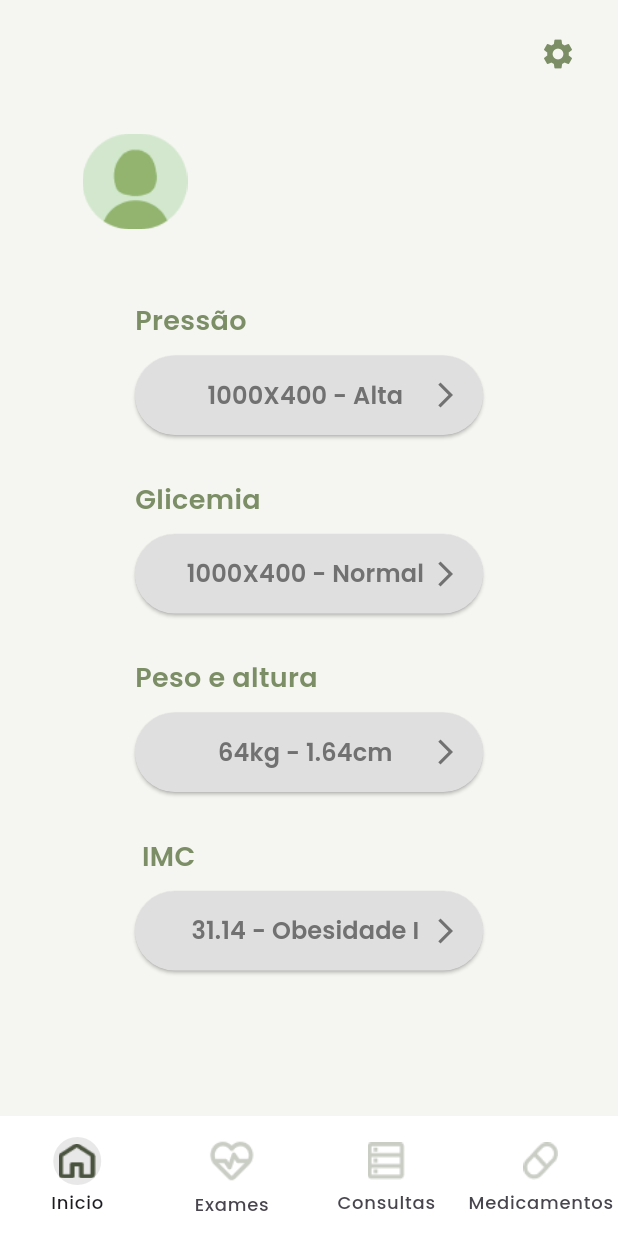
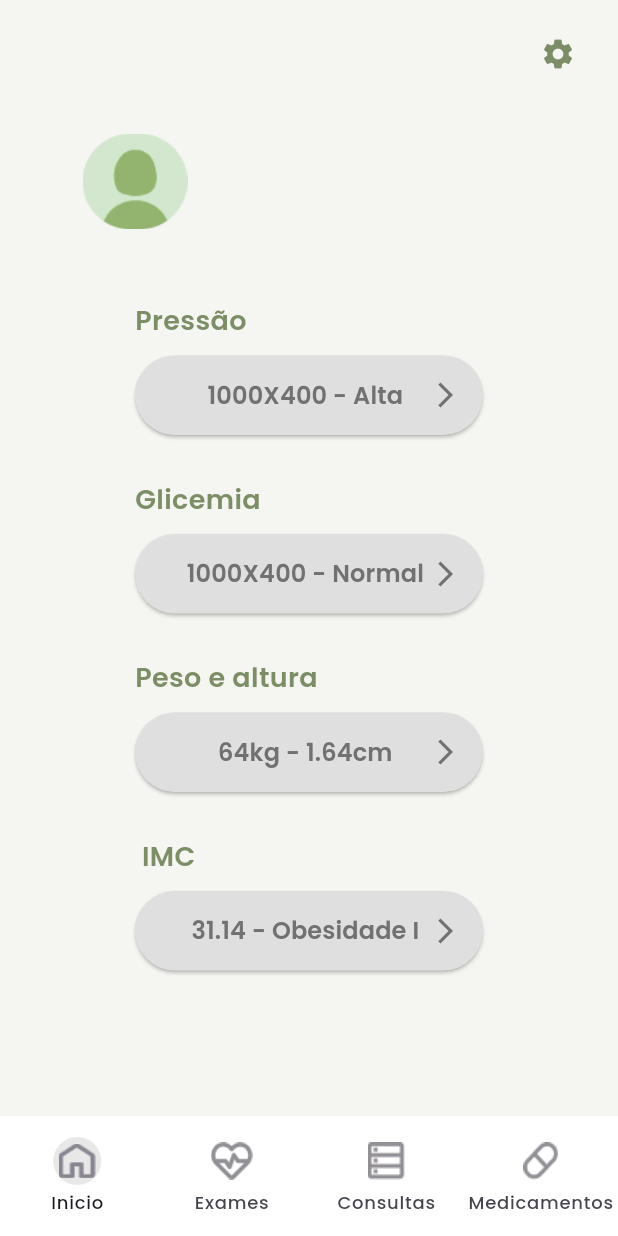
Before and after one commit to taynahsaito/ye_gestao_de_saude, a Flutter app: the NavBar screen opened directly, on a phone screen of 412 x 824 dp. Run offline on Flutter 3.47's test engine with Material 3 defaults, Android fonts, the phone set to English and light mode, and no system bars; our stand-ins replace firebase_auth, firebase_core, firebase_database, google_fonts, google_sign_in; missing offline and left inert: flutter_facebook_auth; accounts and stored records are empty.

Commit message:
commit background da navbar

```diff
--- a/lib/widgets/nav_bar.dart
+++ b/lib/widgets/nav_bar.dart
@@ -13,12 +13,20 @@
 
 class _NavBar extends State<NavBar> {
   int selectedIndex = 0;
+  static const List<Widget> pages = <Widget>[
+    HomePage(),
+    Exames(),
+    Consultas(),
+    Medicamentos(),
+  ];
 
   @override
   Widget build(BuildContext context) {
+    final ThemeData theme = Theme.of(context);
     return Scaffold(
       bottomNavigationBar: NavigationBar(
         backgroundColor: Colors.white,
+        elevation: 0,
         onDestinationSelected: (int index) {
           setState(() {
             selectedIndex = index;
@@ -27,64 +35,128 @@
         indicatorColor: const Color.fromARGB(180, 223, 223, 223),
         indicatorShape: const CircleBorder(),
         selectedIndex: selectedIndex,
-        destinations: <NavigationDestination>[
+        destinations: const <Widget>[
           NavigationDestination(
             icon: ImageIcon(
-              const AssetImage(
+              size: 25,
+              AssetImage(
                 'lib/assets/icone_homepage.png',
-              ),
-              color: selectedIndex == 0
-                  ? const Color.fromARGB(255, 74, 83, 62)
-                  : const Color.fromARGB(
-                      137, 88, 100, 73), // Cor do ícone selecionado
-              size: 25,
+              ), // Substitua pelo caminho da imagem
             ),
             label: 'Inicio',
           ),
           NavigationDestination(
             icon: ImageIcon(
-              const AssetImage('lib/assets/icon_exames.png'),
-              color: selectedIndex == 1
-                  ? const Color.fromARGB(255, 74, 83, 62)
-                  : const Color.fromARGB(
-                      137, 88, 100, 73), // Cor do ícone selecionado
-              size: 34,
+              size: 28,
+              AssetImage(
+                  'lib/assets/icon_exames.png'), // Substitua pelo caminho da imagem
             ),
             label: 'Exames',
           ),
           NavigationDestination(
             icon: ImageIcon(
-              const AssetImage('lib/assets/icone_consultas.png'),
-              color: selectedIndex == 2
-                  ? const Color.fromARGB(255, 74, 83, 62)
-                  : const Color.fromARGB(
-                      137, 88, 100, 73), // Cor do ícone selecionado
               size: 25,
+              AssetImage(
+                  'lib/assets/icone_consultas.png'), // Substitua pelo caminho da imagem
             ),
             label: 'Consultas',
           ),
           NavigationDestination(
             icon: ImageIcon(
-              const AssetImage('lib/assets/icone_medicamentos.png'),
-              color: selectedIndex == 3
-                  ? const Color.fromARGB(255, 74, 83, 62)
-                  : const Color.fromARGB(
-                      137, 88, 100, 73), // Cor do ícone selecionado
               size: 25,
+              AssetImage(
+                  'lib/assets/icone_medicamentos.png'), // Substitua pelo caminho da imagem
             ),
             label: 'Medicamentos',
           ),
         ],
       ),
-      body: IndexedStack(
-        index: selectedIndex,
-        children: const [
-          HomePage(),
-          Exames(),
-          Consultas(),
-          Medicamentos(),
-        ],
-      ),
+      body: <Widget>[
+        const HomePage(),
+        const Exames(),
+        const Consultas(),
+        const Medicamentos()
+      ][selectedIndex],
     );
+
+    //OPÇÃO DE NAVBAR QUE QUANDO CLICA, APARECE UM FUNDO ESCURO ATRAS
+// import 'package:flutter/material.dart';
+// import 'package:app_ye_gestao_de_saude/pages/consultas.dart';
+// import 'package:app_ye_gestao_de_saude/pages/exames.dart';
+// import 'package:app_ye_gestao_de_saude/pages/home_page.dart';
+// import 'package:app_ye_gestao_de_saude/pages/medicamentos.dart';
+// class NavBar extends StatefulWidget {
+//   const NavBar({Key? key});
+
+//   @override
+//   State<NavBar> createState() => _NavBarState();
+// }
+
+// class _NavBarState extends State<NavBar> {
+//   int _selectedIndex = 0;
+
+//   static const List<Widget> _widgetOptions = <Widget>[
+//     HomePage(),
+//     Exames(),
+//     Consultas(),
+//     Medicamentos(),
+//   ];
+
+//   void _onItemTapped(int index) {
+//     setState(() {
+//       _selectedIndex = index;
+//     });
+//   }
+
+//   @override
+//   Widget build(BuildContext context) {
+//     return Scaffold(
+//       body: _widgetOptions.elementAt(_selectedIndex),
+//       bottomNavigationBar: BottomNavigationBar(
+//         items: const <BottomNavigationBarItem>[
+//           BottomNavigationBarItem(
+//             icon: ImageIcon(
+//               AssetImage(
+//                 'lib/assets/icone_homepage.png',
+//               ),
+//               size: 25,
+//             ),
+//             label: 'Inicio',
+//           ),
+//           BottomNavigationBarItem(
+//             icon: ImageIcon(
+//               AssetImage('lib/assets/icon_exames.png'),
+//               size: 28,
+//             ),
+//             label: 'Exames',
+//           ),
+//           BottomNavigationBarItem(
+//             icon: ImageIcon(
+//               AssetImage('lib/assets/icone_consultas.png'),
+//               size: 25,
+//             ),
+//             label: 'Consultas',
+//           ),
+//           BottomNavigationBarItem(
+//             icon: ImageIcon(
+//               AssetImage('lib/assets/icone_medicamentos.png'),
+//               size: 25,
+//             ),
+//             label: 'Medicamentos',
+//           ),
+//         ],
+//         currentIndex: _selectedIndex,
+//         selectedItemColor: const Color.fromARGB(255, 74, 83, 62),
+//         unselectedItemColor: const Color.fromARGB(137, 88, 100, 73),
+//         onTap: _onItemTapped,
+//         showUnselectedLabels:
+//             true, // Exibe as palavras quando não estiverem selecionadas
+//         selectedFontSize: 12,
+//         unselectedFontSize: 12,
+//         type: BottomNavigationBarType.shifting,
+//       ),
+//     );
+//   }
+// }
   }
 }
```
Also changed, not shown: lib/assets/homeicone_homepage.png (deleted), lib/assets/icon_exames.png, lib/assets/icone_homepage.png.
